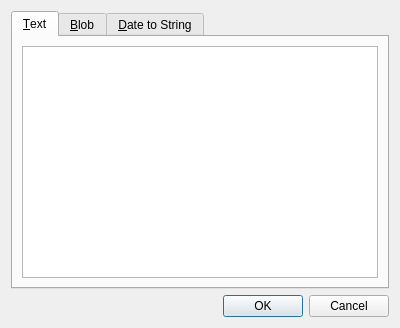
Qt form Sqliteman/sqliteman/multieditdialog.ui (iamkjg/sqliteman) before a commit.
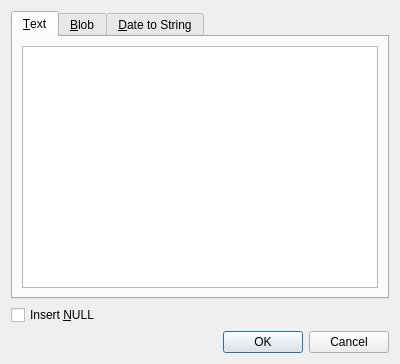
The same form after that commit.

The edit to the form file:
```diff
--- a/Sqliteman/sqliteman/multieditdialog.ui
+++ b/Sqliteman/sqliteman/multieditdialog.ui
@@ -6,7 +6,7 @@
     <x>0</x>
     <y>0</y>
     <width>400</width>
-    <height>328</height>
+    <height>364</height>
    </rect>
   </property>
   <property name="windowTitle" >
@@ -182,7 +182,7 @@
      </widget>
     </widget>
    </item>
-   <item row="1" column="0" >
+   <item row="2" column="0" >
     <widget class="QDialogButtonBox" name="buttonBox" >
      <property name="orientation" >
       <enum>Qt::Horizontal</enum>
@@ -192,6 +192,13 @@
      </property>
     </widget>
    </item>
+   <item row="1" column="0" >
+    <widget class="QCheckBox" name="nullCheckBox" >
+     <property name="text" >
+      <string>Insert &amp;NULL</string>
+     </property>
+    </widget>
+   </item>
   </layout>
  </widget>
  <tabstops>
```
